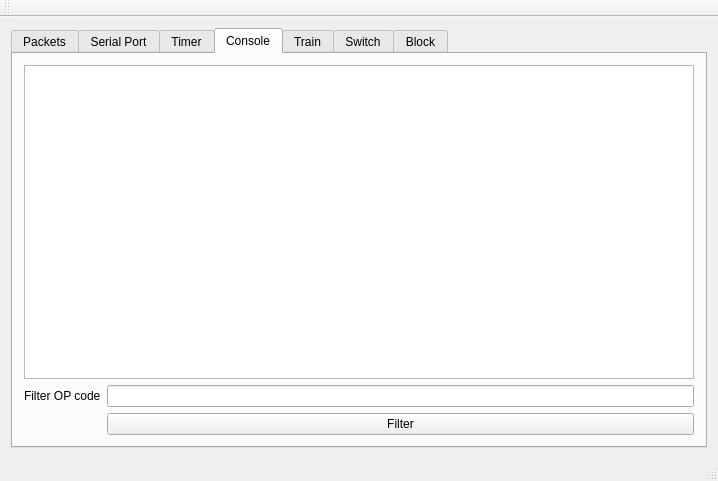
Above: loconet_test/train_rec/mainwindow.ui from ctag/cpe453 before the change. Below: the same form after it.
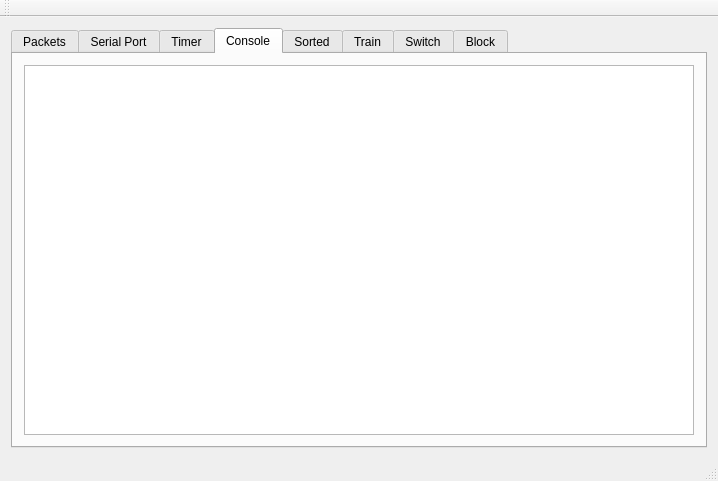
That is the form after the change. The open tabs and pages were chosen to show the change.

Commit message: adding timestamps to console output

Diff of the .ui file:
```diff
--- a/loconet_test/train_rec/mainwindow.ui
+++ b/loconet_test/train_rec/mainwindow.ui
@@ -305,30 +305,25 @@
        <attribute name="title">
         <string>Console</string>
        </attribute>
-       <layout class="QVBoxLayout" name="verticalLayout_3">
+       <layout class="QHBoxLayout" name="horizontalLayout_3">
         <item>
          <widget class="QTextBrowser" name="textBrowser_console"/>
         </item>
+       </layout>
+      </widget>
+      <widget class="QWidget" name="tab_sorted">
+       <attribute name="title">
+        <string>Sorted</string>
+       </attribute>
+       <layout class="QHBoxLayout" name="horizontalLayout_4">
         <item>
-         <layout class="QFormLayout" name="formLayout_2">
-          <item row="0" column="0">
-           <widget class="QLabel" name="label_filter">
-            <property name="text">
-             <string>Filter OP code</string>
-            </property>
-           </widget>
-          </item>
-          <item row="0" column="1">
-           <widget class="QLineEdit" name="lineEdit_filter"/>
-          </item>
-          <item row="1" column="1">
-           <widget class="QPushButton" name="pushButton_filter">
-            <property name="text">
-             <string>Filter</string>
-            </property>
-           </widget>
-          </item>
-         </layout>
+         <widget class="QTextBrowser" name="textBrowser_sorted_b2"/>
+        </item>
+        <item>
+         <widget class="QTextBrowser" name="textBrowser_sorted_a0"/>
+        </item>
+        <item>
+         <widget class="QTextBrowser" name="textBrowser_sorted_e7"/>
         </item>
        </layout>
       </widget>
```
The commit also changes 2 other files.
